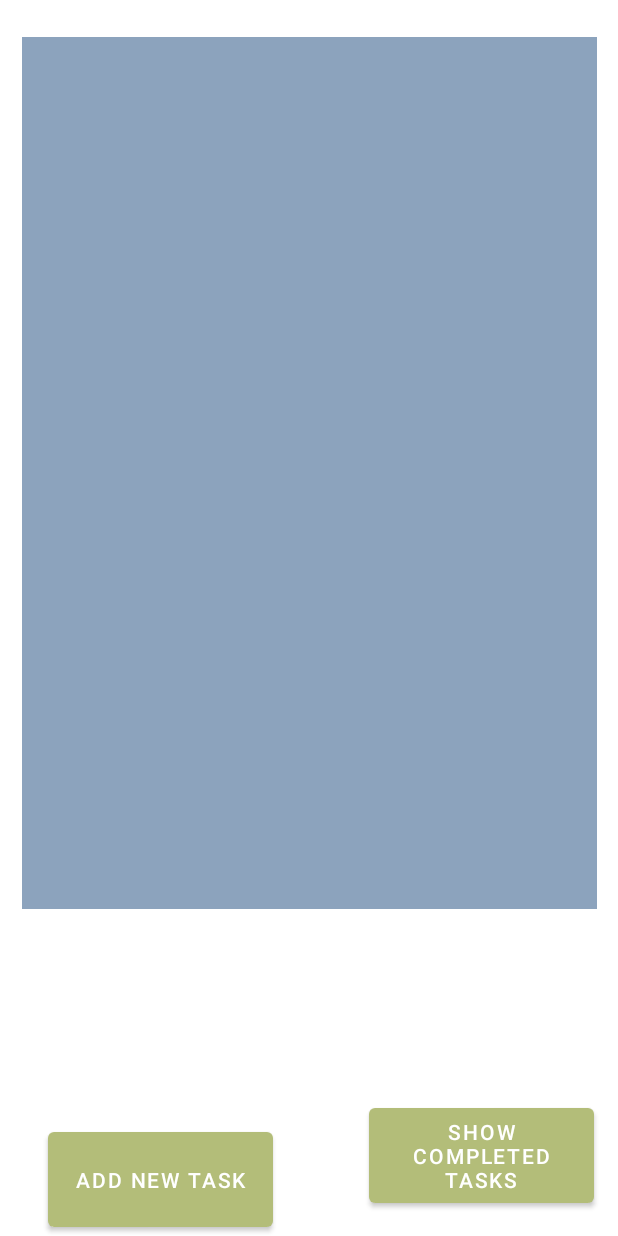
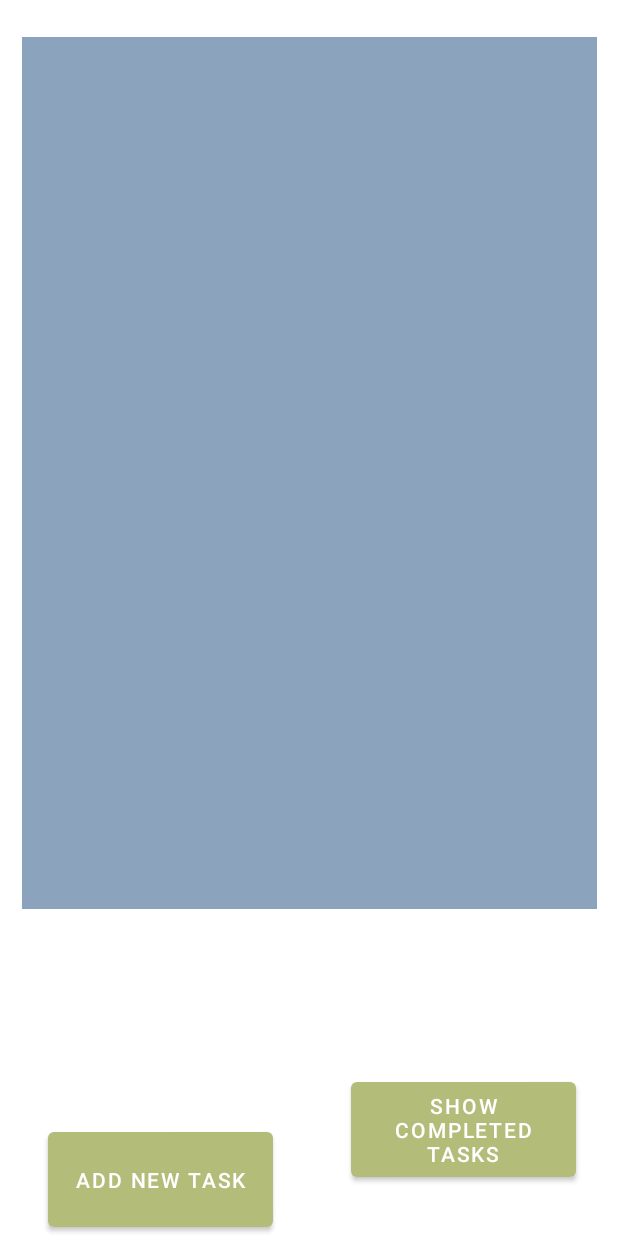
Before and after one commit to macdadebj1/TaskGarden, an Android app: the screen it shows after launch (MainActivity), on a phone screen of 412 x 824 dp. Run offline under Robolectric (Android 15) with nearby library versions, the phone set to English and light mode, and no system bars.

Commit message:
Small changes to layout.

```diff
--- a/app/src/main/res/layout/activity_main.xml
+++ b/app/src/main/res/layout/activity_main.xml
@@ -25,14 +25,14 @@
         android:layout_width="150dp"
         android:layout_height="75dp"
         android:layout_marginTop="47dp"
-        android:layout_marginEnd="16dp"
+        android:layout_marginEnd="28dp"
         android:layout_marginBottom="16dp"
         android:onClick="openCompletedTasks"
         android:text="show completed tasks"
         app:layout_constraintBottom_toBottomOf="parent"
         app:layout_constraintEnd_toEndOf="parent"
         app:layout_constraintTop_toBottomOf="@+id/taskList"
-        app:layout_constraintVertical_bias="1.0" />
+        app:layout_constraintVertical_bias="0.779" />
 
     <Button
         android:id="@+id/btnAddNewTask"
```
